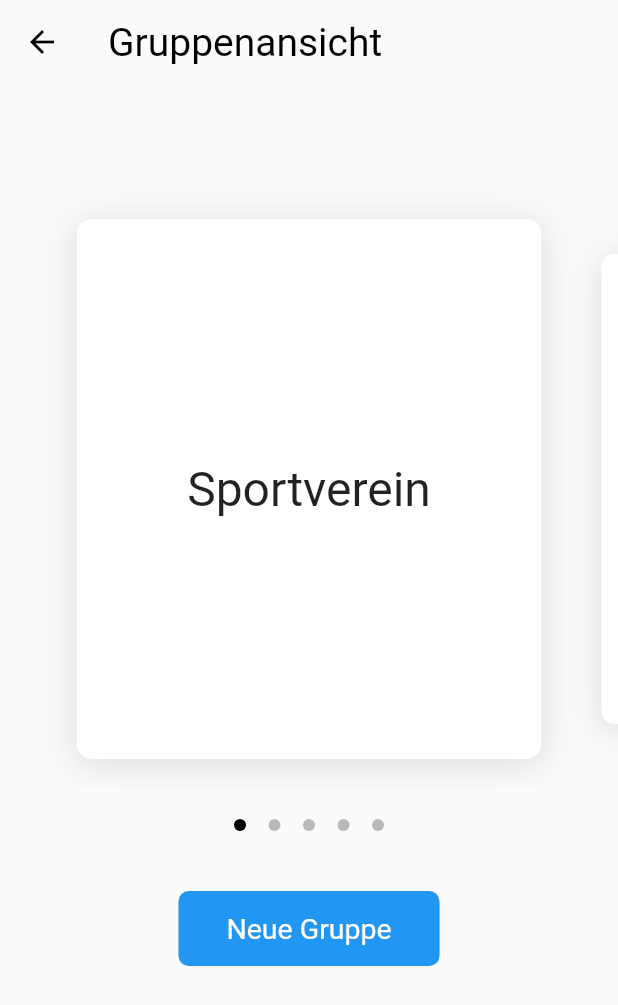
After one commit to marcothuemmler/borrow-app, a Flutter app: the GroupSelectionView screen opened directly, after a tap on "Neue Gruppe", on a phone screen of 412 x 824 dp. The commit adds this screen. Shown: the top 1005 px of the screen. Run offline on Flutter 3.47's test engine with Material 2 defaults, Android fonts, the light colour scheme and no system bars; drawn by our look-alikes of carousel_indicator, carousel_slider; our stand-ins replace dio, email_validator, flutter_dotenv, flutter_riverpod, flutter_secure_storage, freezed_annotation and 2 more; accounts and stored records are empty.

Commit message:
added patch for group selection from Marco

```diff
--- /dev/null
+++ b/lib/views/group_selection/group_selection.controller.dart
@@ -0,0 +1,16 @@
+import 'package:borrow_app/views/group_selection/group_selection.view.dart';
+
+class GroupSelectionControllerImplementation extends GroupSelectionController {
+  GroupSelectionControllerImplementation({List<String>? state}) : super(state ?? []) {
+    _init();
+  }
+
+  void _init() {
+    state = ["Sportverein", "WG", "Kaffeeklatsch", "Nachbarschaft"];
+  }
+
+  @override
+  void addGroup(String groupName) {
+    state = [...state, groupName];
+  }
+}
--- /dev/null
+++ b/lib/views/group_selection/group_selection.view.dart
@@ -0,0 +1,102 @@
+import 'package:borrow_app/common/providers.dart';
+import 'package:carousel_indicator/carousel_indicator.dart';
+import 'package:carousel_slider/carousel_slider.dart';
+import 'package:flutter/material.dart';
+import 'package:flutter_riverpod/flutter_riverpod.dart';
+
+class GroupSelectionView extends ConsumerStatefulWidget {
+  const GroupSelectionView({super.key});
+
+  @override
+  ConsumerState<GroupSelectionView> createState() {
+    return _GroupSelectionViewState();
+  }
+}
+
+class _GroupSelectionViewState extends ConsumerState<GroupSelectionView> {
+  final _carouselController = CarouselController();
+  int _currentIndex = 0;
+
+  @override
+  Widget build(BuildContext context) {
+    final controller = ref.read(providers.groupControllerProvider.notifier);
+    final model = ref.watch(providers.groupControllerProvider);
+
+    return Scaffold(
+      appBar: AppBar(
+        title: const Text("Gruppenansicht"),
+        leading: const BackButton(),
+      ),
+      body: Center(
+        child: Column(
+          mainAxisAlignment: MainAxisAlignment.start,
+          children: [
+            const SizedBox(height: 70),
+            CarouselSlider.builder(
+              carouselController: _carouselController,
+              options: CarouselOptions(
+                height: 400,
+                enlargeCenterPage: true,
+                onPageChanged: (val, _) {
+                  setState(() {
+                    _currentIndex = val;
+                    _carouselController.animateToPage(val);
+                  });
+                },
+              ),
+              itemCount: model.length,
+              itemBuilder: (context, index, pageViewIndex) {
+                return Container(
+                  width: MediaQuery.of(context).size.width,
+                  height: MediaQuery.of(context).size.height,
+                  margin: const EdgeInsets.symmetric(
+                    horizontal: 10,
+                    vertical: 20,
+                  ),
+                  decoration: const BoxDecoration(
+                    boxShadow: [
+                      BoxShadow(
+                        color: Colors.black12,
+                        blurRadius: 20,
+                        offset: Offset(0, 3),
+                      )
+                    ],
+                    borderRadius: BorderRadius.all(Radius.circular(10)),
+                    color: Colors.white,
+                  ),
+                  child: Center(
+                    child: Text(
+                      model.elementAt(index),
+                      style: const TextStyle(fontSize: 32),
+                    ),
+                  ),
+                );
+              },
+            ),
+            const SizedBox(height: 20),
+            CarouselIndicator(
+              animationDuration: 0,
+              space: 15,
+              height: 8,
+              width: 8,
+              activeColor: Colors.black,
+              color: Colors.black26,
+              count: model.length,
+              index: _currentIndex,
+            ),
+            const SizedBox(height: 40),
+            ElevatedButton(
+              onPressed: () => controller.addGroup("eine neue Gruppe"),
+              child: const Text("Neue Gruppe"),
+            )
+          ],
+        ),
+      ),
+    );
+  }
+}
+
+abstract class GroupSelectionController extends StateNotifier<List<String>> {
+  GroupSelectionController(List<String> model) : super(model);
+  void addGroup(String groupName);
+}
--- a/pubspec.yaml
+++ b/pubspec.yaml
@@ -44,6 +44,7 @@ dependencies:
   flutter_secure_storage: ^8.0.0
   go_router: ^7.0.1
   carousel_slider: ^4.2.1
+  carousel_indicator: ^1.0.6
 
 dev_dependencies:
   flutter_test:
```
Also changed, not shown: lib/common/providers.dart (+5 -5 lines), lib/views/home/group.controller.dart (deleted, +0 -10 lines), lib/views/home/group.view.dart (deleted, +0 -93 lines), pubspec.lock.
